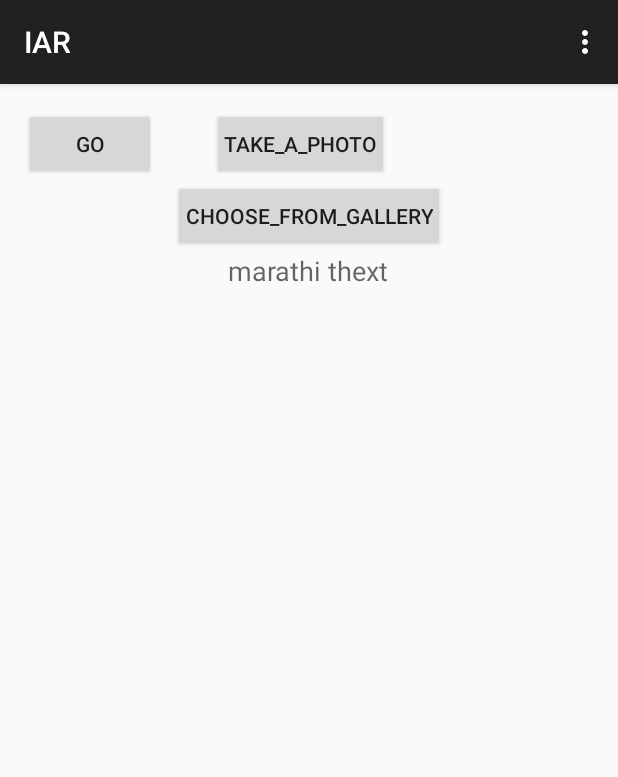
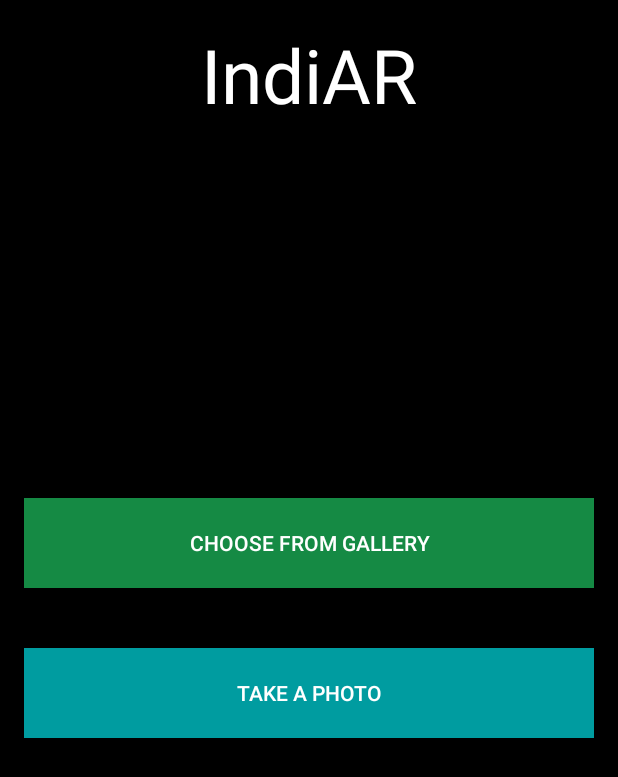
Before and after one commit to Sher-lock/AR, an Android app: the screen it shows after launch (MainActivity), on a phone screen of 412 x 824 dp. Shown: the top 777 px of the screen. Run offline under Robolectric (Android 15) with nearby library versions, the phone set to English and light mode, and no system bars; libraries missing offline, so code that uses them is left out: com.googlecode.tesseract; pictures from the network do not load; 4 statements that could not run were skipped.

Commit message:
render multiple lines

```diff
--- a/app/src/main/AndroidManifest.xml
+++ b/app/src/main/AndroidManifest.xml
@@ -8,7 +8,7 @@
     <uses-permission android:name="android.permission.INTERNET"/>
     <application
         android:allowBackup="true"
-        android:icon="@mipmap/ic_launcher"
+        android:icon="@drawable/icon"
         android:label="@string/app_name"
         android:theme="@style/AppTheme" >
         <activity
--- a/app/src/main/java/rocks/rishi/iar/MainActivity.java
+++ b/app/src/main/java/rocks/rishi/iar/MainActivity.java
@@ -55,24 +55,30 @@ public class MainActivity extends ActionBarActivity {
     private Uri imageUri;
     private Mat originalMat;
     private Bitmap currentBitmap,newBitmap;
-    private ImageView img;
+    //private ImageView img;
     private static float screenH, screenW;
     private Display display;
     private WindowManager windowManager;
     private static final String IMAGE_DIRECTORY_NAME = "Hello Camera";
     public static final int MEDIA_TYPE_IMAGE = 1;
-    private static ArrayList<Rect> rect,line_rect;
-    private static ArrayList<String> listOfTexts;
+    private static ArrayList<Rect> rect=new ArrayList<Rect>(),line_rect=new ArrayList<Rect>();
+    private static ArrayList<String> listOfTexts=new ArrayList<String>();
 
     private Uri fileUri; // file url to store image/video
     private static final int CAMERA_CAPTURE_IMAGE_REQUEST_CODE = 100;
     //public static String Rectangles;
+    private Mat grayMat;
+    private Mat heirarchy;
+    private Mat nextMat;
     private BaseLoaderCallback mOpenCVCallBack = new
             BaseLoaderCallback(this) {
                 @Override
                 public void onManagerConnected(int status) {
                     switch (status) {
                         case LoaderCallbackInterface.SUCCESS:
+                            grayMat = new Mat();
+                            heirarchy=new Mat();
+                            nextMat=new Mat();
 
                             break;
                         default:
@@ -81,18 +87,6 @@ public class MainActivity extends ActionBarActivity {
                     }
                 }
             };
-//    static{
-//        if (!OpenCVLoader.initDebug()) {
-//            // Handle initialization error
-//            Log.i(TAG, "OpenCVLoader Failed");
-//        } else {
-//            Log.i(TAG, "OpenCVLoader Succeeded");
-//            System.loadLibrary("CameraVision");
-//            System.loadLibrary("opencv_java3");
-//        }
-//    }
-
-
 
     @Override
     protected void onCreate(Bundle savedInstanceState) {
@@ -102,9 +96,7 @@ public class MainActivity extends ActionBarActivity {
                 MainActivity.this, mOpenCVCallBack)) {
             Log.e("TEST", "Cannot connect to OpenCV Manager");
         }
-        rect=new ArrayList<Rect>();
-        line_rect=new ArrayList<Rect>();
-        listOfTexts= new ArrayList<>();
+        getSupportActionBar().hide();
         windowManager = (WindowManager) getApplicationContext().getSystemService(getApplicationContext().WINDOW_SERVICE);
         display = windowManager.getDefaultDisplay();
         android.graphics.Point size = new android.graphics.Point();
@@ -113,15 +105,14 @@ public class MainActivity extends ActionBarActivity {
         screenH = (float) size.y;
 
 
-
-        tv=(TextView)findViewById(R.id.marathi);
+        //tv=(TextView)findViewById(R.id.marathi);
         baseAPI = new TessBaseAPI();
         File externalStorageDirectory = Environment.getExternalStorageDirectory();
 
         //to increase the accuracy of tesseract OEM_TESSERACT_CUBE_COMBINED is used
-         baseAPI.init(externalStorageDirectory+"/tesseract/", "hin",TessBaseAPI.OEM_TESSERACT_CUBE_COMBINED);
-        //baseAPI.init("/storage/9016-4EF8/tesseract/", "hin",TessBaseAPI.OEM_TESSERACT_CUBE_COMBINED);
-        //baseAPI.init("/storage/sdcard1/tesseract/", "hin",TessBaseAPI.OEM_TESSERACT_CUBE_COMBINED);
+         //baseAPI.init(externalStorageDirectory+"/tesseract/", "hin",TessBaseAPI.OEM_TESSERACT_CUBE_COMBINED);
+        baseAPI.init("/storage/9016-4EF8/tesseract/", "hin",TessBaseAPI.OEM_TESSERACT_CUBE_COMBINED);
+        //baseAPI.init("/storage/sdcard1/tesseract/", "hin",TessBaseAPI.OEM_TESSERACT_CUBE_COMBINED);//,
         Log.e("in Mainactivity", "on create");
 
         //this if the user chooses a photo from gallery
@@ -156,21 +147,13 @@ public class MainActivity extends ActionBarActivity {
                 captureImage();
             }
         });
-        findViewById(R.id.go).setOnClickListener(new View.OnClickListener() {
+       /* findViewById(R.id.go).setOnClickListener(new View.OnClickListener() {
             @Override
             public void onClick(View v) {
                 inspectFromBitmap();
             }
-        });
-        img=(ImageView)findViewById(R.id.inter);
-    }
-
-    public class Preprocessing extends AsyncTask<Void,Void,Void>{
-        protected Void doInBackground(Void... urls)
-        {
-            preProcess();
-            return null;
-        }
+        });*/
+       // img=(ImageView)findViewById(R.id.inter);
     }
 
     public Uri getOutputMediaFileUri(int type) {
@@ -279,48 +262,37 @@ public class MainActivity extends ActionBarActivity {
         baseAPI.setPageSegMode(100);//100
         baseAPI.setPageSegMode(3);
         baseAPI.setImage(currentBitmap);
-        tv.setText(baseAPI.getUTF8Text());
-        Log.e("this is the text",""+tv.getText().toString());
-        Log.d("HINDI=====>>", tv.getText().toString());
+        //tv.setText(baseAPI.getUTF8Text());
+        //Log.e("this is the text", "" + baseAPI.getUTF8Text());
+        //Log.d("HINDI=====>>", tv.getText().toString());
 //
         ByteArrayOutputStream bs = new ByteArrayOutputStream();
         bitmap.compress(Bitmap.CompressFormat.PNG, 50, bs);
 
         Intent renderIntent=new Intent(MainActivity.this,DoTheRender.class);
-        renderIntent.putExtra("string", tv.getText().toString());
         renderIntent.putExtra("string", listOfTexts.toString());
 
 
         rect=baseAPI.getWords().getBoxRects();
         line_rect=baseAPI.getTextlines().getBoxRects();
-
+        Log.e("---RECTANGLES ARE ", "" + rect.toString());
+        Log.e("---Line Rectangles ARE ", "" + line_rect.toString());
         for (int i = 0; i < line_rect.size(); i++) {
             baseAPI.setImage(currentBitmap);
-            baseAPI.setRectangle(line_rect.get(i).left, line_rect.get(i).top, line_rect.get(i).width(), line_rect.get(i).height());
+            baseAPI.setRectangle(line_rect.get(i).left-5, line_rect.get(i).top-5, line_rect.get(i).width()+10, line_rect.get(i).height()+10);
             listOfTexts.add(baseAPI.getUTF8Text());
         }
 
-        //Rectangles = baseAPI.getTextlines().getBoxRects().toString();
-        Log.e("---RECTANGLES ARE ", "" + rect.toString());
-        Log.e("---Line Rectangles ARE ", "" + line_rect.toString());
         Log.e("---RECTANGLES ARE ", "" + listOfTexts.toString());
 
-
-        //renderIntent.putExtra("Rectangles",Rectangles);
-
-
-        // renderIntent.putStringArrayListExtra("Rectangles",baseAPI.getWords().getBoxRects());
-       // renderIntent.putExtra("FirstRectangle",baseAPI.getWords().getBoxRects().get(0).toString());
         startActivity(renderIntent);
     }
 
     public void preProcess(){
         ArrayList<MatOfPoint> contours;
-        Mat grayMat = new Mat();
-        Mat heirarchy=new Mat();
-        Mat nextMat=new Mat();
-
-        Bitmap newBit = Bitmap.createBitmap(currentBitmap);
+//        Mat grayMat = new Mat();
+//        Mat heirarchy=new Mat();
+//        Mat nextMat=new Mat();
 
         Log.e("in Mainactivity", "in preprocessing filter");
         try {
@@ -367,14 +339,20 @@ public class MainActivity extends ActionBarActivity {
             //and now if we try to do the same as we wanted to do above it gives error
             //THIS IS THE FUCKING CONTRADICTION WHICH IS NOT ALLOWING THE FURTHER DEVELOPEMENT
             // PLEASE SEE IF YOU CAN FUCK THIS PROBLEM
-            Imgproc.Canny(nextMat,nextMat,50,200);
+            //Imgproc.Canny(nextMat,nextMat,50,200);
 
-            Imgproc.threshold(nextMat, nextMat, 30, 255, Imgproc.THRESH_BINARY_INV);
-            Utils.matToBitmap(nextMat,newBitmap);
-//            currentBitmap = Bitmap.createScaledBitmap(currentBitmap, (int) screenW, (int) screenH, true);
-            //  currentBitmap=Bitmap.createScaledBitmap(currentBitmap, (int) screenW, (int) screenH, true);
-            newBitmap=Bitmap.createScaledBitmap(newBitmap, (int) screenW, (int) screenH, true);
-            currentBitmap=newBitmap;
+            Log.e("SIZE", "HI");
+            Imgproc.threshold(nextMat, nextMat, 30, 255, Imgproc.ADAPTIVE_THRESH_MEAN_C);
+            Log.e("SIZE", "HELLO");
+            Utils.matToBitmap(nextMat, currentBitmap);
+            Log.e("SIZE", "WOW");
+
+            currentBitmap = Bitmap.createScaledBitmap(currentBitmap, (int) screenW, (int) screenH, true);
+
+            Log.e("SIZE", currentBitmap.getHeight()+" "+currentBitmap.getWidth());
+            //currentBitmap=Bitmap.createScaledBitmap(currentBitmap, (int) screenW, (int) screenH, true);
+            //newBitmap=Bitmap.createScaledBitmap(newBitmap, (int) screenW, (int) screenH, true);
+            //currentBitmap=newBitmap;
 
         }catch(Exception ex){
 
@@ -415,7 +393,7 @@ public class MainActivity extends ActionBarActivity {
                 abs_grad_y, 0.5, 1, sobel);
 //Converting Mat back to Bitmap
         Utils.matToBitmap(sobel, currentBitmap);
-        img.setImageBitmap(currentBitmap);
+       // img.setImageBitmap(currentBitmap);
 
     }
     private void inspect(Uri uri) {
@@ -444,10 +422,9 @@ public class MainActivity extends ActionBarActivity {
             currentBitmap = bitmap.copy(Bitmap.Config.ARGB_8888, false);
             bitmap = Bitmap.createScaledBitmap(bitmap, (int) screenW, (int) screenH, true);
 
-            //preProcess();
             try {
-                //new Preprocessing().execute();
-                preProcess();
+                //preProcess();
+                currentBitmap = Bitmap.createScaledBitmap(currentBitmap, (int) screenW, (int) screenH, true);
             }
             catch(Exception ex){
                 Log.e("YOUR ERROR IS\n\n\n\n\n\n ",Log.getStackTraceString(ex));
--- a/app/src/main/res/layout/activity_main.xml
+++ b/app/src/main/res/layout/activity_main.xml
@@ -3,26 +3,78 @@
     android:layout_height="match_parent" android:paddingLeft="@dimen/activity_horizontal_margin"
     android:paddingRight="@dimen/activity_horizontal_margin"
     android:paddingTop="@dimen/activity_vertical_margin"
-    android:paddingBottom="@dimen/activity_vertical_margin" tools:context=".MainActivity">
+    android:paddingBottom="@dimen/activity_vertical_margin" tools:context=".MainActivity"
+    android:background="#000000">
+
+    <LinearLayout
+        android:orientation="vertical"
+        android:layout_width="fill_parent"
+        android:layout_height="wrap_content"
+        android:layout_centerInParent="true"
+        android:layout_alignParentEnd="false"
+        android:id="@+id/linearLayout"
+        android:weightSum="1">
+
         <Button
-        android:layout_width="wrap_content"
-        android:layout_height="wrap_content"
+            android:layout_width="fill_parent"
+            android:layout_height="60dp"
             android:padding="@dimen/padding_medium"
-        android:text="choose_from_gallery"
+            android:text="Choose From Gallery"
             android:id="@+id/choose_from_gallery"
             tools:context=".MainActivity"
             android:layout_below="@+id/take_a_photo"
-        android:layout_centerHorizontal="true" />
+            android:layout_centerHorizontal="true"
+            android:layout_gravity="center"
+            android:layout_marginBottom="20dp"
+            android:textColor="#ffffff"
+            android:layout_weight="0.68"
+            android:background="#158a44" />
 
         <Button
-        android:layout_width="wrap_content"
-        android:layout_height="wrap_content"
+            android:layout_width="fill_parent"
+            android:layout_height="60dp"
             android:padding="@dimen/padding_medium"
-        android:text="take_a_photo"
+            android:text="Take A Photo"
             android:id="@+id/take_a_photo"
             tools:context=".MainActivity"
             android:layout_alignParentTop="true"
-        android:layout_alignEnd="@+id/marathi" />
+            android:layout_alignEnd="@+id/marathi"
+            android:layout_gravity="center"
+            android:layout_marginTop="20dp"
+            android:background="#009ca0"
+            android:textColor="#ffffff" />
+
+    </LinearLayout>
+
+    <LinearLayout
+        android:orientation="vertical"
+        android:layout_width="wrap_content"
+        android:layout_height="wrap_content"
+        android:layout_alignParentRight="false"
+        android:layout_centerHorizontal="true"
+        >
+
+        <TextView
+            android:layout_width="wrap_content"
+            android:layout_height="wrap_content"
+            android:textAppearance="?android:attr/textAppearanceLarge"
+            android:text="IndiAR"
+            android:id="@+id/textView2"
+            android:layout_above="@+id/linearLayout"
+            android:layout_centerHorizontal="true"
+            android:layout_marginBottom="70dp"
+            android:textSize="50dp"
+            android:textColor="#ffffff" />
+    </LinearLayout>
+
+</RelativeLayout>
+    <!--  <Button
+           android:layout_width="wrap_content"
+           android:layout_height="wrap_content"
+           android:text="go"
+           android:id="@+id/go"
+           android:layout_alignParentTop="true"
+           android:layout_alignParentStart="true" />
 
             <TextView
                 android:layout_width="wrap_content"
@@ -30,21 +82,10 @@
                 android:textAppearance="?android:attr/textAppearanceMedium"
                 android:text="marathi thext"
                 android:id="@+id/marathi"
-        android:layout_below="@+id/choose_from_gallery"
-        android:layout_centerHorizontal="true" />
-
     <ImageView
         android:layout_width="wrap_content"
         android:layout_height="wrap_content"
         android:id="@+id/inter"
-        android:layout_below="@+id/marathi"
-        android:layout_alignEnd="@+id/marathi"/>
+        />
 
-    <Button
-        android:layout_width="wrap_content"
-        android:layout_height="wrap_content"
-        android:text="go"
-        android:id="@+id/go"
-        android:layout_alignParentTop="true"
-        android:layout_alignParentStart="true" />
-</RelativeLayout>
+-->
```
Also changed, not shown: app/src/main/java/rocks/rishi/iar/DoTheRender.java (+35 -21 lines), app/src/main/java/rocks/rishi/iar/Renderer.java (+51 -85 lines), app/src/main/res/drawable/icon.png (added). Lines whose indentation alone changed are shown as unchanged.
